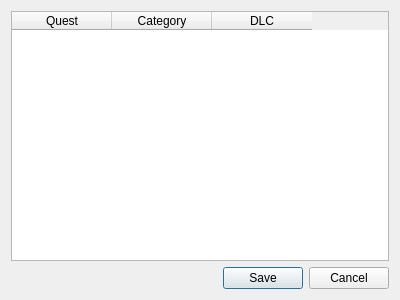
Old version of the form UI/windows/AddQuestsDialog.ui in the repository LydP/Quest-Lists.
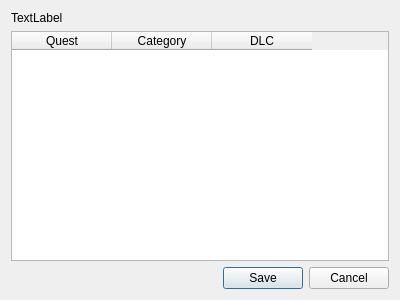
New version of the form.

Commit message: Any quests, their categories, and their associated game/DLC added via the AddQuestsDialog window are now saved to the database.

What changed in the file:
```diff
--- a/UI/windows/AddQuestsDialog.ui
+++ b/UI/windows/AddQuestsDialog.ui
@@ -14,6 +14,13 @@
    <string>Dialog</string>
   </property>
   <layout class="QVBoxLayout" name="verticalLayout">
+   <item>
+    <widget class="QLabel" name="gameTitle">
+     <property name="text">
+      <string>TextLabel</string>
+     </property>
+    </widget>
+   </item>
    <item>
     <widget class="QTableWidget" name="AddQuestsTableWidget">
      <property name="sizeAdjustPolicy">
```
The commit also changes 4 other files.
